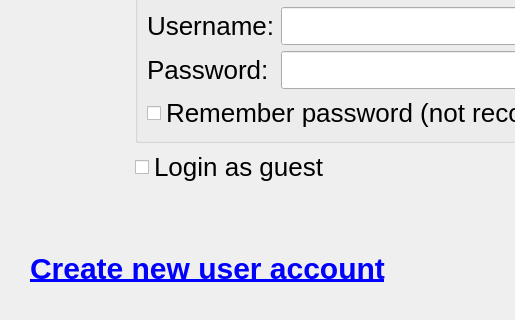
The window that src/gui/qt/gui_800x480/internetgamelogindialog_800x480.ui (pokerth/pokerth) describes before a commit, drawn with Qt 5; both pictures show x 0 to 515 and y 104 to 424 of the 800 by 424 pixel window.
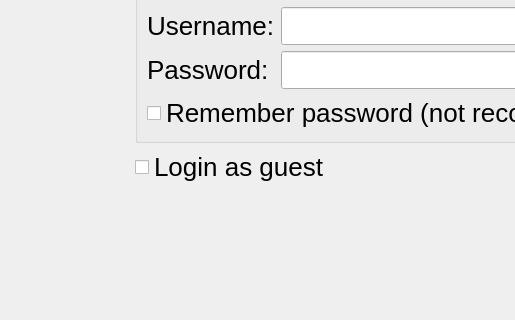
The same window after the commit.

```diff
--- a/src/gui/qt/gui_800x480/internetgamelogindialog_800x480.ui
+++ b/src/gui/qt/gui_800x480/internetgamelogindialog_800x480.ui
@@ -105,16 +105,6 @@
        <property name="styleSheet">
         <string notr="true">font: bold 30px</string>
        </property>
-       <property name="text">
-        <string>&lt;!DOCTYPE HTML PUBLIC &quot;-//W3C//DTD HTML 4.0//EN&quot; &quot;http://www.w3.org/TR/REC-html40/strict.dtd&quot;&gt;
-&lt;html&gt;&lt;head&gt;&lt;meta name=&quot;qrichtext&quot; content=&quot;1&quot; /&gt;&lt;style type=&quot;text/css&quot;&gt;
-p, li { white-space: pre-wrap; }
-&lt;/style&gt;&lt;/head&gt;&lt;body&gt;
-&lt;table style=&quot;-qt-table-type: root; margin-top:4px; margin-bottom:4px; margin-left:4px; margin-right:4px;&quot;&gt;
-&lt;tr&gt;
-&lt;td style=&quot;border: none;&quot;&gt;
-&lt;p style=&quot; margin-top:0px; margin-bottom:0px; margin-left:0px; margin-right:0px; -qt-block-indent:0; text-indent:0px;&quot;&gt;&lt;a href=&quot;http://create-gaming-account.pokerth.net&quot;&gt;&lt;span style=&quot; text-decoration: underline; color:#0000ff;&quot;&gt;Create new user account&lt;/span&gt;&lt;/a&gt;&lt;/p&gt;&lt;/td&gt;&lt;/tr&gt;&lt;/table&gt;&lt;/body&gt;&lt;/html&gt;</string>
-       </property>
        <property name="openExternalLinks">
         <bool>true</bool>
        </property>
```
Left out of the diff: 2 changed lines with no effect on the pictures.
